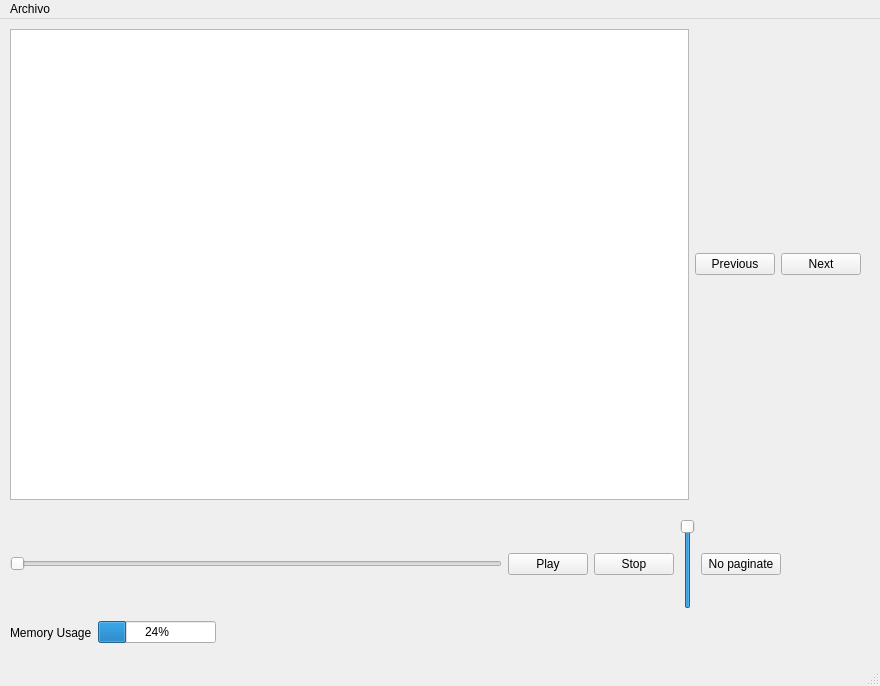
gabogh123/Datos2, file mainwindow.ui: the form before one commit.
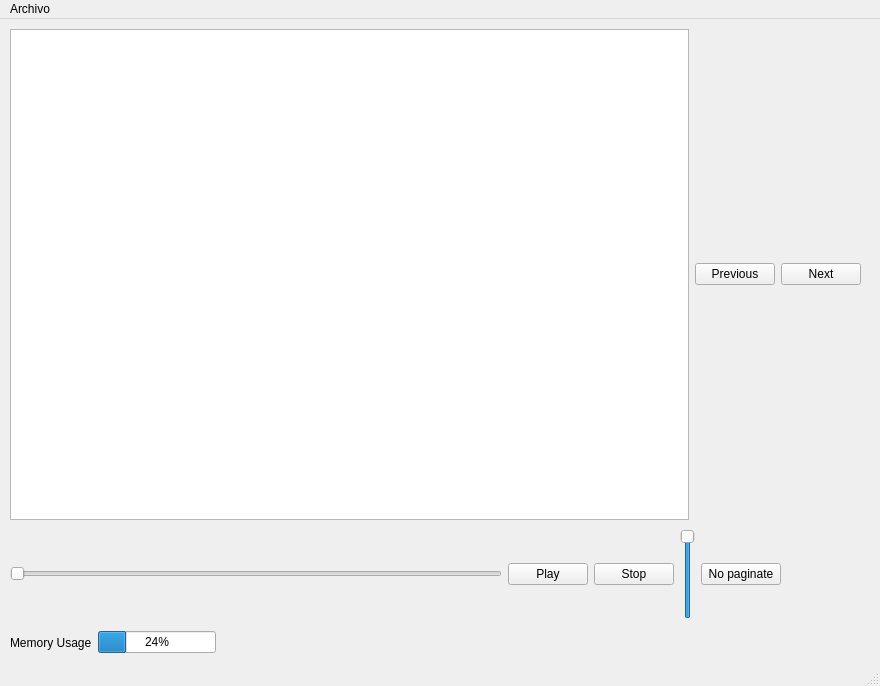
The form after the commit.

Commit message: Validacion Botones

```diff
--- a/mainwindow.ui
+++ b/mainwindow.ui
@@ -20,7 +20,7 @@
       <x>10</x>
       <y>10</y>
       <width>851</width>
-      <height>471</height>
+      <height>491</height>
      </rect>
     </property>
     <layout class="QHBoxLayout" name="horizontalLayout_2">
@@ -47,7 +47,7 @@
     <property name="geometry">
      <rect>
       <x>10</x>
-      <y>600</y>
+      <y>610</y>
       <width>206</width>
       <height>27</height>
      </rect>
@@ -69,11 +69,11 @@
      </item>
     </layout>
    </widget>
-   <widget class="QWidget" name="">
+   <widget class="QWidget" name="layoutWidget">
     <property name="geometry">
      <rect>
       <x>10</x>
-      <y>500</y>
+      <y>510</y>
       <width>771</width>
       <height>90</height>
      </rect>
```
The commit also changes 2 other files.
